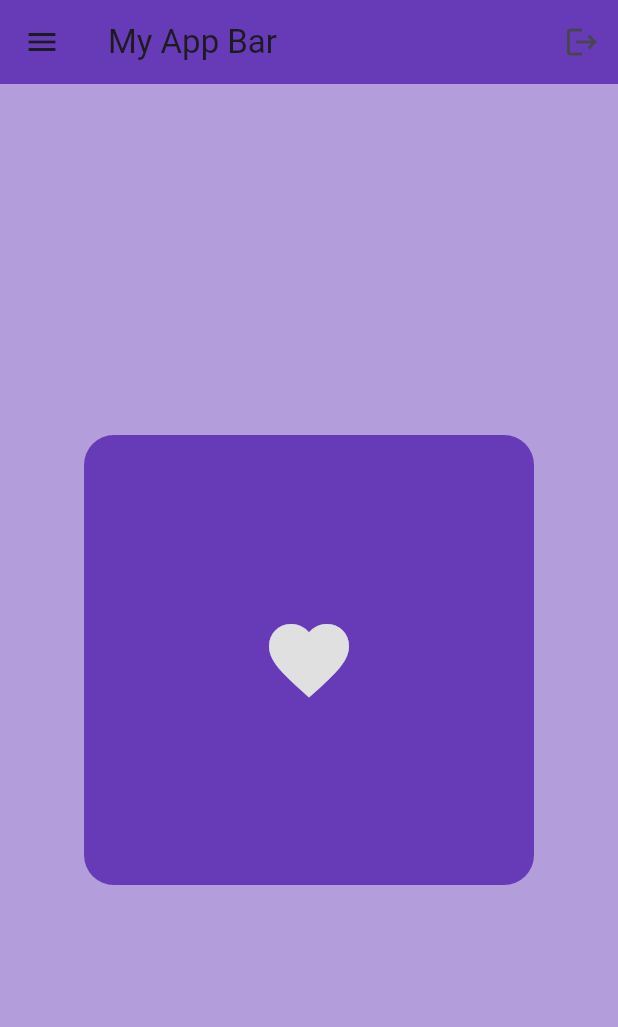
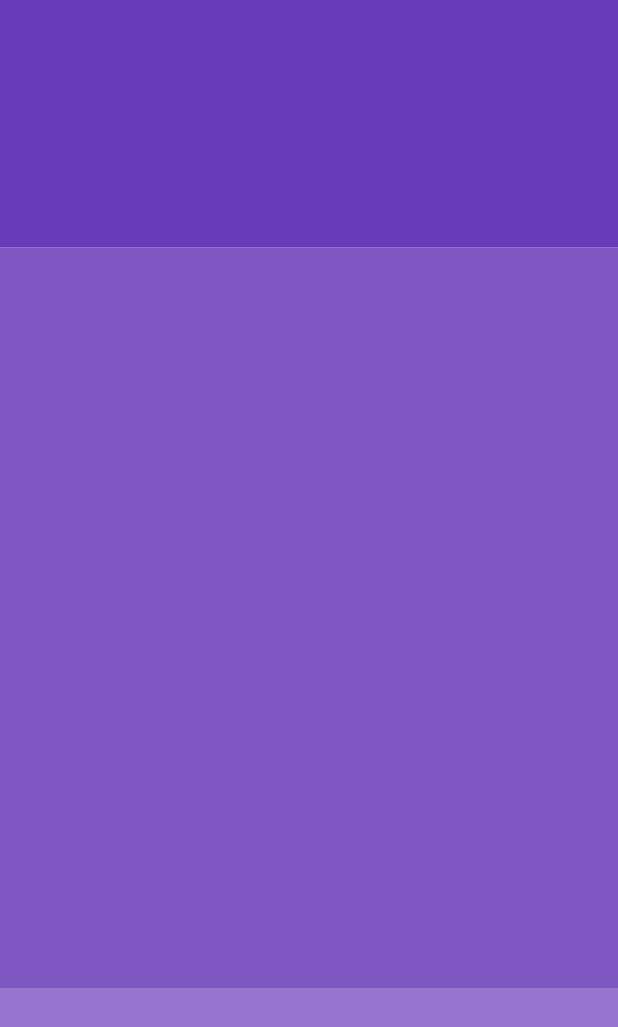
Before and after one commit to devfmgo/learning-flutter, a Flutter app: the screen it shows after launch, on a phone screen of 412 x 824 dp. Shown: the top 1027 px of the screen. Run offline on Flutter 3.47's test engine with Material 3 defaults, Android fonts, the light colour scheme and no system bars.

Commit message:
Widget Column/Row and Expanded

```diff
--- a/analysis_options.yaml
+++ b/analysis_options.yaml
@@ -23,6 +23,6 @@ linter:
   rules:
     # avoid_print: false  # Uncomment to disable the `avoid_print` rule
     # prefer_single_quotes: true  # Uncomment to enable the `prefer_single_quotes` rule
-
+    require_trailing_commas
 # Additional information about this file can be found at
 # https://dart.dev/guides/language/analysis-options
--- a/lib/main.dart
+++ b/lib/main.dart
@@ -14,31 +14,24 @@ class MyApp extends StatelessWidget {
     return MaterialApp(
       debugShowCheckedModeBanner: false,
       home: Scaffold(
-          backgroundColor: Colors.deepPurple[200],
-          appBar: AppBar(
-            title: Text("My App Bar"),
-            backgroundColor: Colors.deepPurple,
-            elevation: 0,
-            leading: Icon(Icons.menu),
-            actions: [
-              IconButton(onPressed: () {}, icon: Icon(Icons.logout)),
-            ],
-          ),
-          body: Center(
-              child: Container(
-            height: 300,
-            width: 300,
-            decoration: BoxDecoration(
-                color: Colors.deepPurple[500],
-                borderRadius: BorderRadius.circular(20)),
-            padding: EdgeInsets.all(25),
-            //Sample Widget Icon
-            child: Icon(
-              Icons.favorite,
-              color: Colors.grey[300],
-              size: 64,
+        body: Column(
+          children: [
+            //1st box
+            Expanded(
+              child: Container(color: Colors.deepPurple),
             ),
-          ))),
+            //2nd box
+            Expanded(
+              flex: 3,
+              child: Container(color: Colors.deepPurple[400]),
+            ),
+            //3rd box
+            Expanded(
+              child: Container(color: Colors.deepPurple[300]),
+            ),
+          ],
+        ),
+      ),
     );
   }
 }
```
